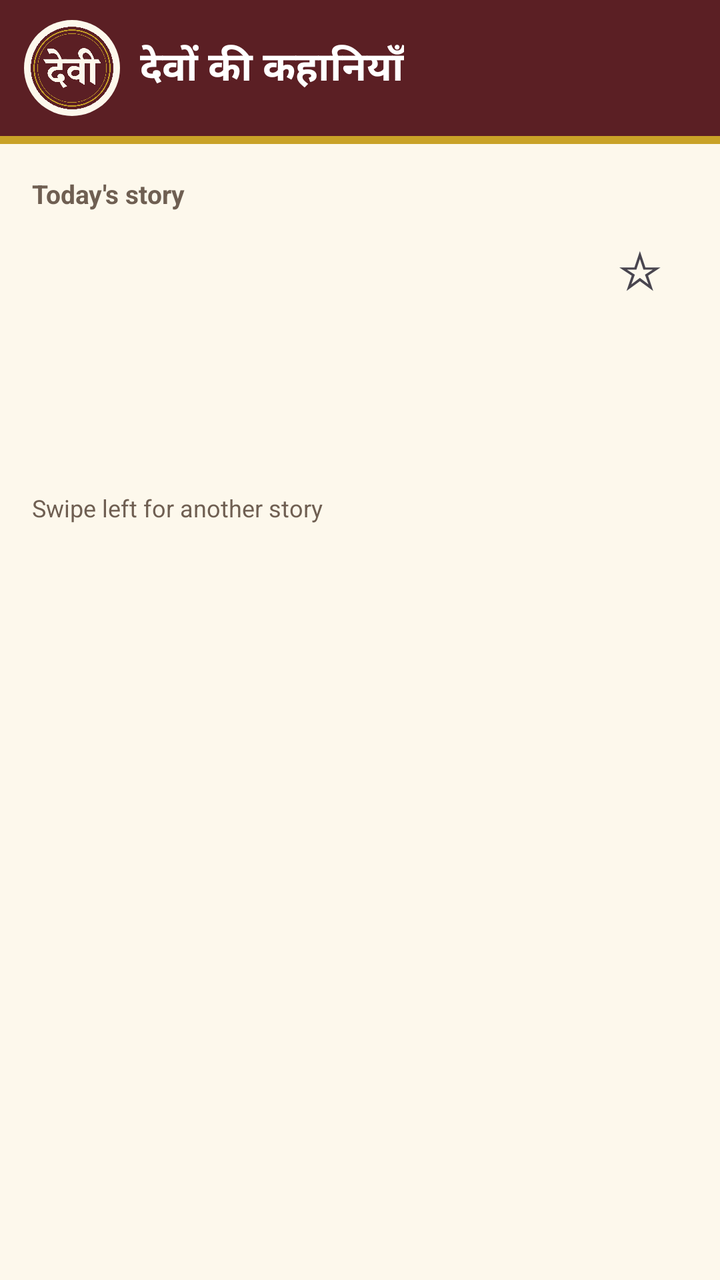
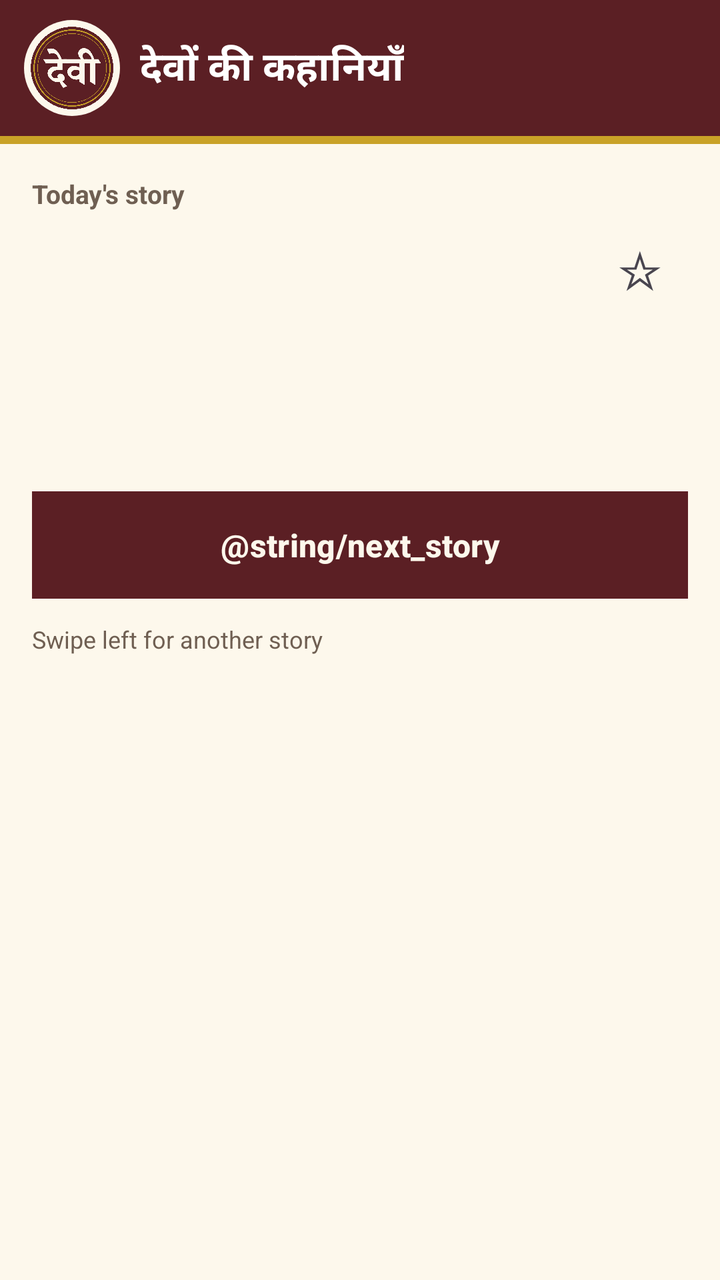

Screens rendered from an Android XML layout before and after an edit, with the pre-edit source and the edit as a unified diff.
<!-- AndroidManifest.xml: application theme Theme.HinduStorybooks -->
<!-- res/layout/fragment_home.xml -->
<?xml version="1.0" encoding="utf-8"?>
<androidx.constraintlayout.widget.ConstraintLayout xmlns:android="http://schemas.android.com/apk/res/android"
    xmlns:app="http://schemas.android.com/apk/res-auto"
    android:layout_width="match_parent"
    android:layout_height="match_parent"
    android:background="@color/cream">

    <ScrollView
        android:id="@+id/home_scroll"
        android:layout_width="0dp"
        android:layout_height="0dp"
        app:layout_constraintBottom_toBottomOf="parent"
        app:layout_constraintEnd_toEndOf="parent"
        app:layout_constraintStart_toStartOf="parent"
        app:layout_constraintTop_toTopOf="parent">

        <LinearLayout
            android:layout_width="match_parent"
            android:layout_height="wrap_content"
            android:orientation="vertical">

            <include layout="@layout/app_header" />

            <LinearLayout
                android:id="@+id/home_hero"
                android:layout_width="match_parent"
                android:layout_height="wrap_content"
                android:orientation="vertical">

            <TextView
                android:id="@+id/home_kicker"
                android:layout_width="wrap_content"
                android:layout_height="wrap_content"
                android:layout_marginStart="16dp"
                android:layout_marginTop="16dp"
                android:text="@string/kicker_today"
                android:textColor="@color/muted"
                android:textSize="13sp"
                android:textStyle="bold" />

            <LinearLayout
                android:layout_width="match_parent"
                android:layout_height="wrap_content"
                android:layout_marginStart="16dp"
                android:layout_marginEnd="16dp"
                android:layout_marginTop="4dp"
                android:gravity="center_vertical"
                android:orientation="horizontal">

                <TextView
                    android:id="@+id/home_title"
                    android:layout_width="0dp"
                    android:layout_height="wrap_content"
                    android:layout_weight="1"
                    android:textColor="@color/maroon"
                    android:textSize="21sp"
                    android:textStyle="bold" />

                <TextView
                    android:id="@+id/home_star"
                    android:layout_width="48dp"
                    android:layout_height="48dp"
                    android:gravity="center"
                    android:text="☆"
                    android:textSize="26sp" />
            </LinearLayout>

            <ImageView
                android:id="@+id/home_painting"
                android:layout_width="match_parent"
                android:layout_height="wrap_content"
                android:layout_marginStart="16dp"
                android:layout_marginEnd="16dp"
                android:layout_marginTop="12dp"
                android:adjustViewBounds="true"
                android:background="@color/cream_dark"
                android:maxHeight="460dp"
                android:scaleType="fitCenter" />

            <TextView
                android:id="@+id/home_desc"
                android:layout_width="match_parent"
                android:layout_height="wrap_content"
                android:layout_marginStart="16dp"
                android:layout_marginEnd="16dp"
                android:layout_marginTop="12dp"
                android:textSize="15sp" />

            <TextView
                android:id="@+id/home_meta"
                android:layout_width="match_parent"
                android:layout_height="wrap_content"
                android:layout_marginStart="16dp"
                android:layout_marginEnd="16dp"
                android:layout_marginTop="6dp"
                android:layout_marginBottom="8dp"
                android:textColor="@color/muted"
                android:textSize="13sp" />

            <TextView
                android:id="@+id/home_swipe_hint"
                android:layout_width="match_parent"
                android:layout_height="wrap_content"
                android:layout_marginStart="16dp"
                android:layout_marginEnd="16dp"
                android:layout_marginTop="12dp"
                android:layout_marginBottom="24dp"
                android:text="@string/swipe_hint"
                android:textColor="@color/muted"
                android:textSize="12sp" />
            </LinearLayout>
        </LinearLayout>
    </ScrollView>
</androidx.constraintlayout.widget.ConstraintLayout>
<!-- res/layout/app_header.xml (included above) -->
<?xml version="1.0" encoding="utf-8"?>
<LinearLayout xmlns:android="http://schemas.android.com/apk/res/android"
    android:layout_width="match_parent"
    android:layout_height="wrap_content"
    android:orientation="vertical">
    <LinearLayout
        android:layout_width="match_parent"
        android:layout_height="wrap_content"
        android:background="@color/maroon"
        android:gravity="center_vertical"
        android:paddingStart="12dp"
        android:paddingTop="10dp"
        android:paddingBottom="10dp">
        <ImageView
            android:id="@+id/header_logo"
            android:layout_width="48dp"
            android:layout_height="48dp"
            android:background="@drawable/seal_backdrop"
            android:contentDescription="@string/app_name"
            android:padding="2dp"
            android:src="@drawable/logo_devi_seal" />
        <TextView
            android:id="@+id/header_title"
            android:layout_width="wrap_content"
            android:layout_height="wrap_content"
            android:layout_marginStart="10dp"
            android:text="@string/app_name"
            android:textColor="@color/white"
            android:textSize="20sp"
            android:textStyle="bold" />
    </LinearLayout>
    <View
        android:layout_width="match_parent"
        android:layout_height="4dp"
        android:background="@color/gold" />
</LinearLayout>
<!-- resources referenced by this layout -->
<resources>
  <color name="cream">#fdf8ec</color>
  <color name="cream_dark">#f3ead2</color>
  <color name="gold">#c9a227</color>
  <color name="maroon">#5b1f24</color>
  <color name="muted">#6f5f52</color>
  <color name="white">#ffffff</color>
  <!-- drawable logo_devi_seal: png bitmap (drawable-nodpi, 43365 bytes) -->
  <!-- drawable seal_backdrop (drawable) -->
  <?xml version="1.0" encoding="utf-8"?>
  <shape xmlns:android="http://schemas.android.com/apk/res/android" android:shape="oval">
      <solid android:color="@color/cream" />
  </shape>
  <string name="app_name">देवों की कहानियाँ</string>
  <string name="kicker_today">Today\'s story</string>
  <string name="swipe_hint">Swipe left for another story</string>
  <style name="Theme.HinduStorybooks" parent="Theme.Material3.Light.NoActionBar">
          <item name="colorPrimary">@color/maroon</item>
          <item name="colorPrimaryDark">@color/maroon_dark</item>
          <item name="colorAccent">@color/gold</item>
          <item name="android:windowBackground">@color/cream</item>
          <item name="android:textColorPrimary">@color/ink</item>
      </style>
  <color name="maroon_dark">#421519</color>
  <color name="ink">#2b1d16</color>
</resources>

<!-- the commit's change to res/layout/fragment_home.xml (unified diff, before → after) -->
@@ -97,6 +97,22 @@
                 android:textColor="@color/muted"
                 android:textSize="13sp" />
 
+            <Button
+                android:id="@+id/home_next"
+                android:layout_width="match_parent"
+                android:layout_height="wrap_content"
+                android:layout_marginStart="16dp"
+                android:layout_marginEnd="16dp"
+                android:layout_marginTop="12dp"
+                android:background="@color/maroon"
+                android:backgroundTint="@color/maroon"
+                android:paddingTop="12dp"
+                android:paddingBottom="12dp"
+                android:text="@string/next_story"
+                android:textColor="@color/cream"
+                android:textSize="16sp"
+                android:textStyle="bold" />
+
             <TextView
                 android:id="@+id/home_swipe_hint"
                 android:layout_width="match_parent"
